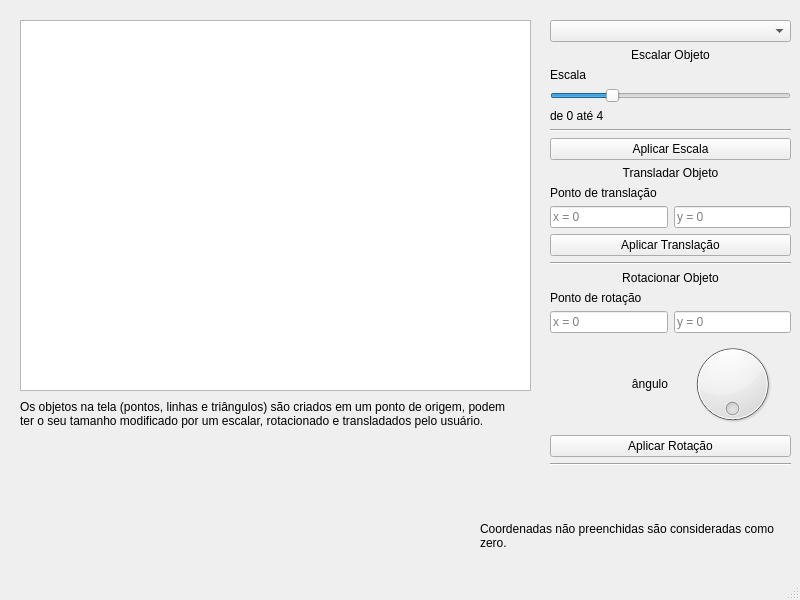
Old version of the form mainwindow.ui in the repository Thales3006/Wireframe_3Dmodel_Visualizer.
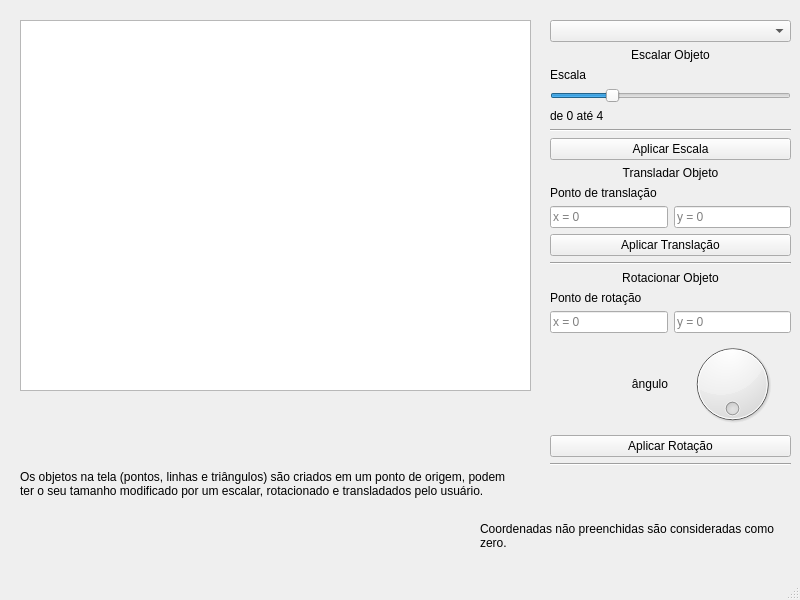
New version of the form.

```diff
--- a/mainwindow.ui
+++ b/mainwindow.ui
@@ -265,7 +265,7 @@
     <property name="geometry">
      <rect>
       <x>20</x>
-      <y>400</y>
+      <y>470</y>
       <width>501</width>
       <height>51</height>
      </rect>
```
Left out of the diff: 3 changed lines with no effect on the pictures.
